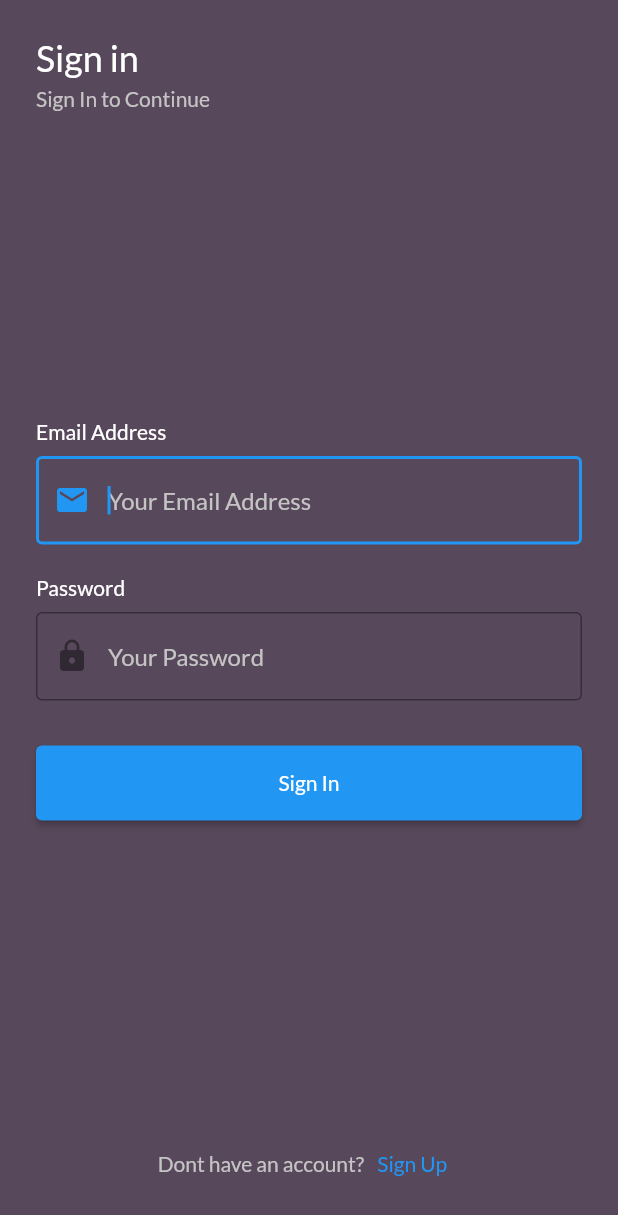
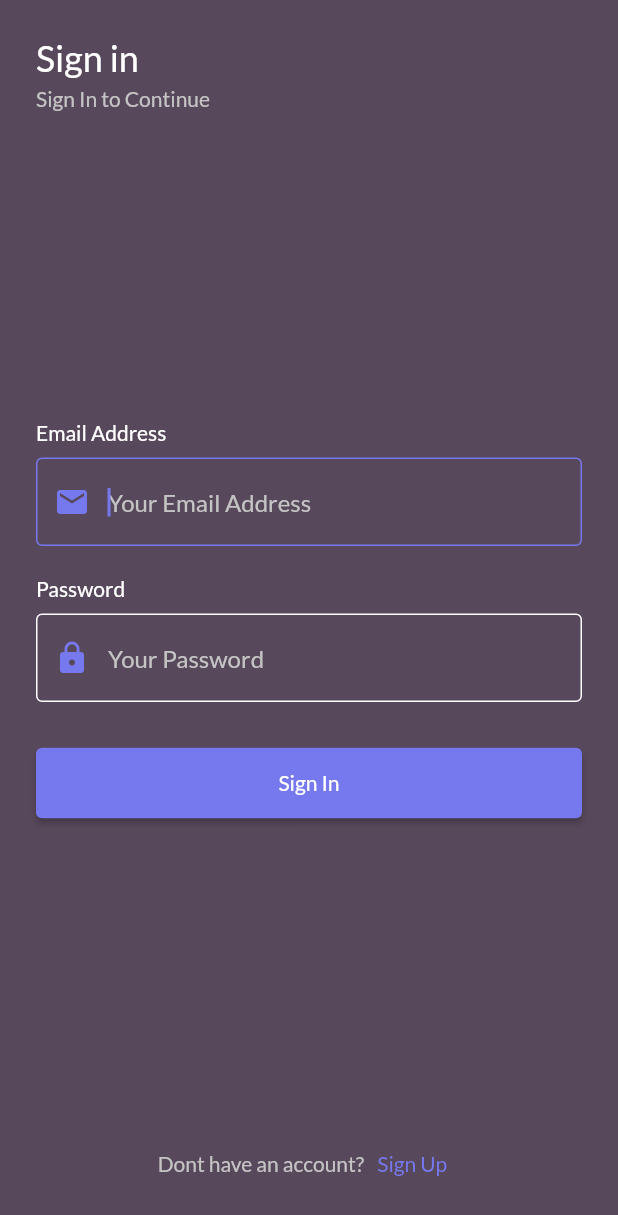
Before and after one commit to ndaday/devstore-frontend, a Flutter app: the screen it shows after launch, after a tap on "Sign In", on a phone screen of 412 x 824 dp. Shown: the top 1215 px of the screen. Run offline on Flutter 3.47's test engine with Material 2 defaults, Android fonts, the phone set to English and light mode, and no system bars; our stand-ins replace google_fonts.

Commit message:
Change color

```diff
--- a/lib/pages/signin_page.dart
+++ b/lib/pages/signin_page.dart
@@ -29,7 +29,7 @@ class SignInPage extends StatelessWidget {
               FormInputWidget(
                 labelText: 'Email Address',
                 hintText: 'Your Email Address',
-                iconField: Icon(Icons.mail),
+                iconField: Icon(Icons.mail, color: primaryColor),
                 obscureText: false,
                 autoFocus: true,
               ),
@@ -37,7 +37,7 @@ class SignInPage extends StatelessWidget {
               FormInputWidget(
                 labelText: 'Password',
                 hintText: 'Your Password',
-                iconField: Icon(Icons.lock),
+                iconField: Icon(Icons.lock, color: primaryColor),
                 obscureText: true,
                 autoFocus: true,
               ),
--- a/lib/pages/signup_page.dart
+++ b/lib/pages/signup_page.dart
@@ -31,7 +31,7 @@ class SignUpPage extends StatelessWidget {
                 FormInputWidget(
                   labelText: 'Full Name',
                   hintText: 'Your Full Name',
-                  iconField: Icon(Icons.person),
+                  iconField: Icon(Icons.person, color: primaryColor),
                   obscureText: false,
                   autoFocus: true,
                 ),
@@ -39,7 +39,7 @@ class SignUpPage extends StatelessWidget {
                 FormInputWidget(
                   labelText: 'Username',
                   hintText: 'Your Username',
-                  iconField: Icon(Icons.account_circle),
+                  iconField: Icon(Icons.account_circle, color: primaryColor),
                   obscureText: false,
                   autoFocus: true,
                 ),
@@ -47,7 +47,7 @@ class SignUpPage extends StatelessWidget {
                 FormInputWidget(
                   labelText: 'Email Address',
                   hintText: 'Your Email Address',
-                  iconField: Icon(Icons.mail),
+                  iconField: Icon(Icons.mail, color: primaryColor),
                   obscureText: false,
                   autoFocus: true,
                 ),
@@ -55,7 +55,7 @@ class SignUpPage extends StatelessWidget {
                 FormInputWidget(
                   labelText: 'Password',
                   hintText: 'Your Password',
-                  iconField: Icon(Icons.lock),
+                  iconField: Icon(Icons.lock, color: primaryColor),
                   obscureText: true,
                   autoFocus: true,
                 ),
@@ -63,7 +63,7 @@ class SignUpPage extends StatelessWidget {
                 CustomButton(
                   nameButton: 'Sign Up',
                   onPressed: () {
-                    final snackBar = SnackBar(content: Text('Sign In'));
+                    final snackBar = SnackBar(content: Text('Sign Up'));
                     ScaffoldMessenger.of(context).showSnackBar(snackBar);
                   },
                 ),
--- a/lib/widget/custom_button.dart
+++ b/lib/widget/custom_button.dart
@@ -1,3 +1,4 @@
+import 'package:devstore/theme.dart';
 import 'package:flutter/material.dart';
 
 class CustomButton extends StatelessWidget {
@@ -12,10 +13,13 @@ class CustomButton extends StatelessWidget {
 
   @override
   Widget build(BuildContext context) {
-    return SizedBox(
+    return Container(
       width: double.infinity,
-      height: 50,
       child: ElevatedButton(
+        style: ButtonStyle(
+          backgroundColor: MaterialStateProperty.all(primaryColor),
+          padding: MaterialStateProperty.all(EdgeInsets.all(15)),
+        ),
         child: Text(nameButton),
         onPressed: onPressed,
       ),
--- a/lib/widget/footer.dart
+++ b/lib/widget/footer.dart
@@ -22,7 +22,10 @@ class FooterWidget extends StatelessWidget {
           Text(footerText, style: subTextStyle),
           TextButton(
             onPressed: onPressed,
-            child: Text(buttonText),
+            child: Text(
+              buttonText,
+              style: TextStyle(color: primaryColor),
+            ),
           )
         ],
       ),
--- a/lib/widget/form_input.dart.dart
+++ b/lib/widget/form_input.dart.dart
@@ -37,8 +37,14 @@ class FormInputWidget extends StatelessWidget {
             style: titleTextStyle,
             obscureText: obscureText,
             autofocus: autoFocus,
+            cursorColor: primaryColor,
             decoration: InputDecoration(
-              border: OutlineInputBorder(),
+              enabledBorder: OutlineInputBorder(
+                borderSide: BorderSide(color: Colors.white),
+              ),
+              focusedBorder: OutlineInputBorder(
+                borderSide: BorderSide(color: primaryColor),
+              ),
               hintText: hintText,
               hintStyle: subTextStyle,
               prefixIcon: iconField,
```
